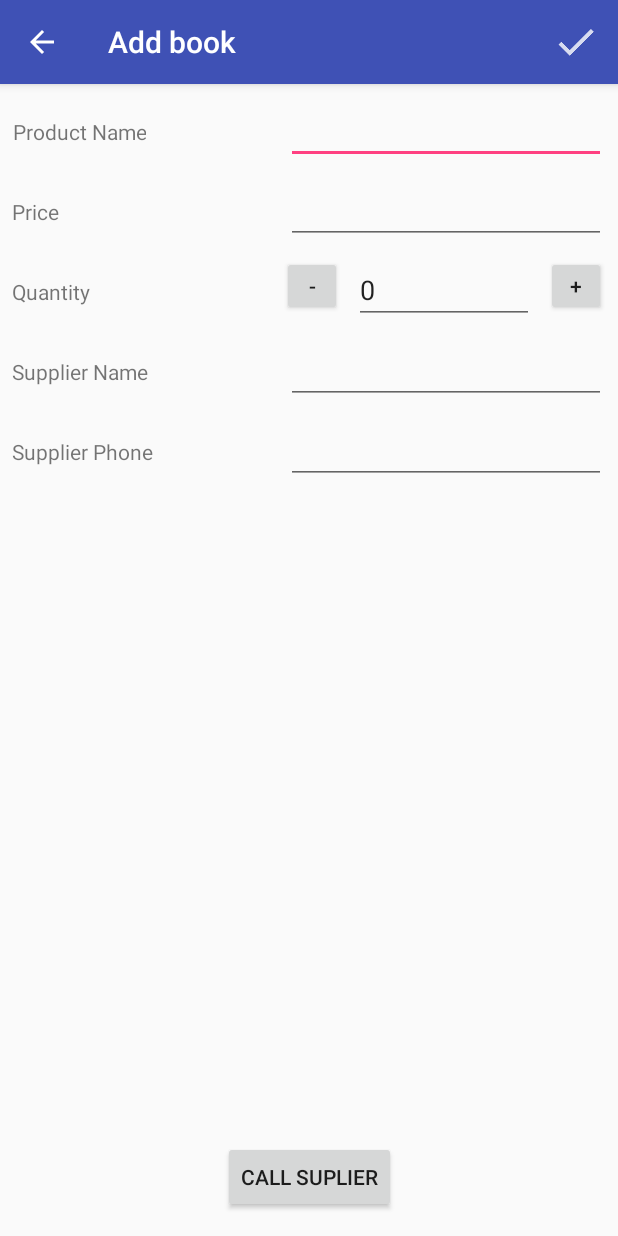
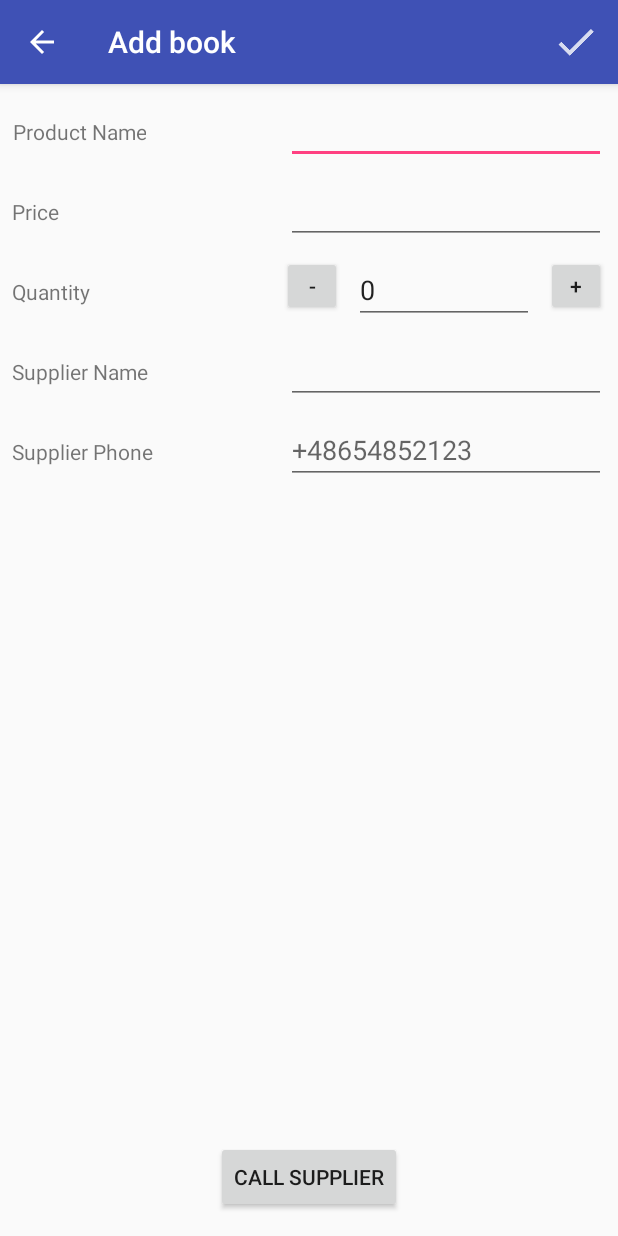
Before and after one commit to MichalZenczak/BookStore, an Android app: the EditorActivity screen opened directly, with no data from a screen before it, on a phone screen of 412 x 824 dp. Run offline under Robolectric (Android 15) with nearby library versions, the phone set to English and light mode, and no system bars.

Commit message:
minor changes

```diff
--- a/app/src/main/res/layout/activity_editor.xml
+++ b/app/src/main/res/layout/activity_editor.xml
@@ -119,6 +119,7 @@
         android:layout_marginTop="8dp"
         android:ems="10"
         android:inputType="textPersonName"
+        android:hint="+48654852123"
         app:layout_constraintEnd_toEndOf="parent"
         app:layout_constraintTop_toBottomOf="@+id/value_supplier_name_editor" />
 
@@ -152,7 +153,7 @@
         android:layout_marginEnd="8dp"
         android:layout_marginStart="8dp"
         android:layout_marginTop="8dp"
-        android:text="Call Suplier"
+        android:text="Call Supplier"
         app:layout_constraintBottom_toBottomOf="parent"
         app:layout_constraintEnd_toEndOf="parent"
         app:layout_constraintStart_toStartOf="parent"
```
